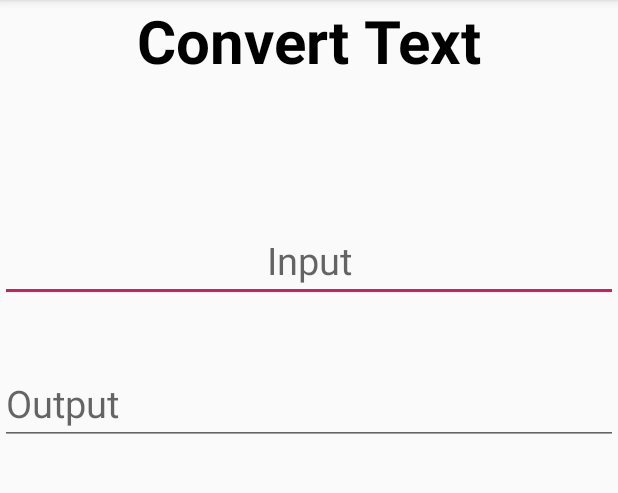
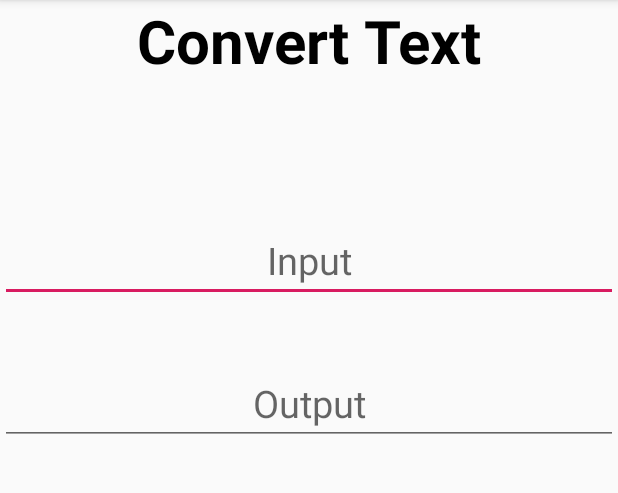
Before and after one commit to josephv7/Techkshetra_Workshop_Translator, an Android app: the screen it shows after launch (MainActivity), on a phone screen of 412 x 824 dp, the part 84-577 px from its top. Run offline under Robolectric (Android 15) with nearby library versions, the phone set to English and light mode, and no system bars; libraries missing offline, so code that uses them is left out: com.google.firebase.ml; 4 statements that could not run were skipped.

Commit message:
:sparkles: Handling touch events

```diff
--- a/app/src/main/java/com/iamjosephvarghese/languagetranslator/MainActivity.java
+++ b/app/src/main/java/com/iamjosephvarghese/languagetranslator/MainActivity.java
@@ -81,6 +81,15 @@ public class MainActivity extends AppCompatActivity {
         });
 
 
+        input.setOnClickListener(new View.OnClickListener() {
+            @Override
+            public void onClick(View view) {
+                input.setText("");
+                output.setText("");
+            }
+        });
+
+
 
     }
 
--- a/app/src/main/res/layout/activity_main.xml
+++ b/app/src/main/res/layout/activity_main.xml
@@ -34,6 +34,7 @@
         android:layout_width="match_parent"
         android:layout_height="wrap_content"
         android:layout_marginTop="40dp"
+        android:gravity="center_horizontal"
         android:hint="Output"
         android:textSize="25dp"
         app:layout_constraintTop_toBottomOf="@+id/input"
```
